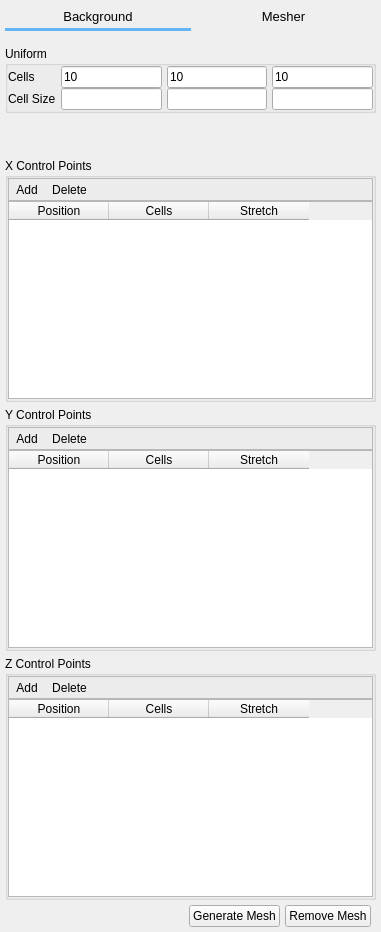
The window that gui/uifiles/mesh.ui (truongd8593/mfix) describes before a commit, drawn with Qt 5.
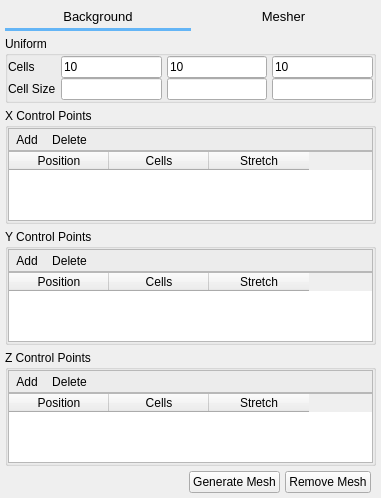
The same window after the commit. Custom widgets are drawn as their Qt base class.

Commit message: got the meshes displaying again, remove mesh working

```diff
--- a/gui/uifiles/mesh.ui
+++ b/gui/uifiles/mesh.ui
@@ -7,7 +7,7 @@
     <x>0</x>
     <y>0</y>
     <width>381</width>
-    <height>932</height>
+    <height>473</height>
    </rect>
   </property>
   <layout class="QGridLayout" name="gridLayout">
```
Left out of the diff: 2 changed lines with no effect on the pictures. The commit also changes 2 other files.
